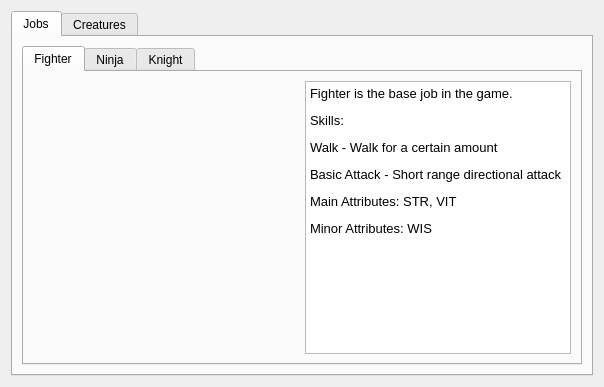
Before: the Qt Designer form forms/librarywidget.ui in SamuelPossamai/SimpleGameOfMine, drawn with Qt 5.
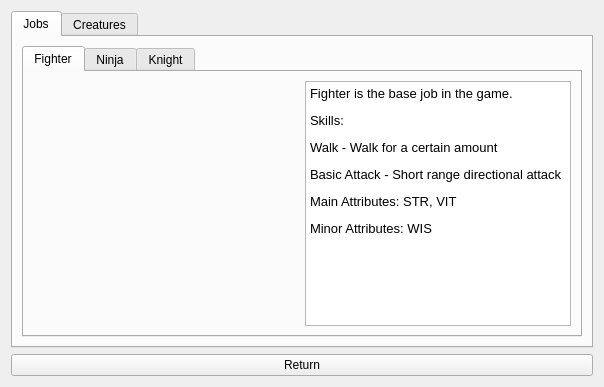
After: the same form once the commit is applied. The open tabs and pages were chosen to show the change. Icons and pictures are not drawn.

Commit message: Effect vsualization for BasicUnitGraphicItem class and some other minor modifications

```diff
--- a/forms/librarywidget.ui
+++ b/forms/librarywidget.ui
@@ -717,6 +717,13 @@
      </widget>
     </widget>
    </item>
+   <item row="1" column="0">
+    <widget class="QPushButton" name="returnButton">
+     <property name="text">
+      <string>Return</string>
+     </property>
+    </widget>
+   </item>
   </layout>
  </widget>
  <resources/>
```
Left out of the diff: 2 changed lines with no effect on the pictures. The commit also changes 15 other files.
